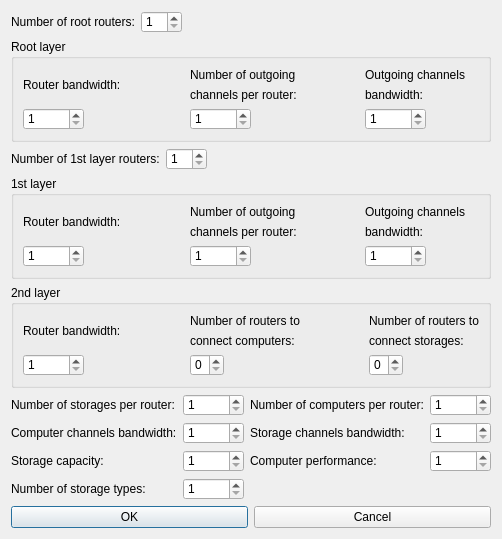
Old version of the form DCGUI/Windows/TreeDialog.ui in the repository DanielZorin/DataCenters.
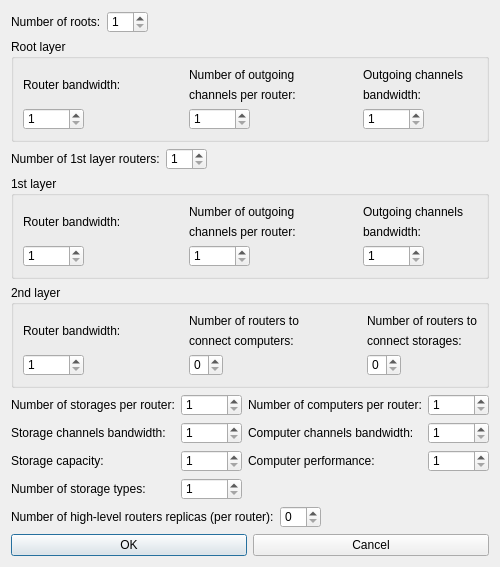
New version of the form.

Patch:
```diff
--- a/DCGUI/Windows/TreeDialog.ui
+++ b/DCGUI/Windows/TreeDialog.ui
@@ -7,7 +7,7 @@
     <x>0</x>
     <y>0</y>
     <width>468</width>
-    <height>492</height>
+    <height>512</height>
    </rect>
   </property>
   <property name="sizePolicy">
@@ -38,7 +38,7 @@
      <item>
       <widget class="QLabel" name="label">
        <property name="text">
-        <string>Number of root routers:</string>
+        <string>Number of roots:</string>
        </property>
       </widget>
      </item>
@@ -619,9 +619,9 @@
           </widget>
          </item>
          <item>
-          <widget class="QLabel" name="label_14">
+          <widget class="QLabel" name="label_29">
            <property name="text">
-            <string>Computer channels bandwidth:</string>
+            <string>Storage channels bandwidth:</string>
            </property>
           </widget>
          </item>
@@ -654,7 +654,7 @@
           </widget>
          </item>
          <item>
-          <widget class="QSpinBox" name="computerChannelsBandwidth2">
+          <widget class="QSpinBox" name="storageChannelsBandwidth2">
            <property name="minimum">
             <number>1</number>
            </property>
@@ -701,9 +701,9 @@
             </widget>
            </item>
            <item>
-            <widget class="QLabel" name="label_29">
+            <widget class="QLabel" name="label_14">
              <property name="text">
-              <string>Storage channels bandwidth:</string>
+              <string>Computer channels bandwidth:</string>
              </property>
             </widget>
            </item>
@@ -729,7 +729,7 @@
             </widget>
            </item>
            <item>
-            <widget class="QSpinBox" name="storageChannelsBandwidth2">
+            <widget class="QSpinBox" name="computerChannelsBandwidth2">
              <property name="minimum">
               <number>1</number>
              </property>
@@ -769,6 +769,40 @@
      </item>
     </layout>
    </item>
+   <item>
+    <layout class="QHBoxLayout" name="horizontalLayout_19">
+     <item>
+      <widget class="QLabel" name="label_4">
+       <property name="text">
+        <string>Number of high-level routers replicas (per router):</string>
+       </property>
+      </widget>
+     </item>
+     <item>
+      <widget class="QSpinBox" name="copyNum">
+       <property name="minimum">
+        <number>0</number>
+       </property>
+       <property name="value">
+        <number>0</number>
+       </property>
+      </widget>
+     </item>
+     <item>
+      <spacer name="horizontalSpacer_18">
+       <property name="orientation">
+        <enum>Qt::Horizontal</enum>
+       </property>
+       <property name="sizeHint" stdset="0">
+        <size>
+         <width>40</width>
+         <height>20</height>
+        </size>
+       </property>
+      </spacer>
+     </item>
+    </layout>
+   </item>
    <item>
     <layout class="QHBoxLayout" name="horizontalLayout">
      <item>
```
